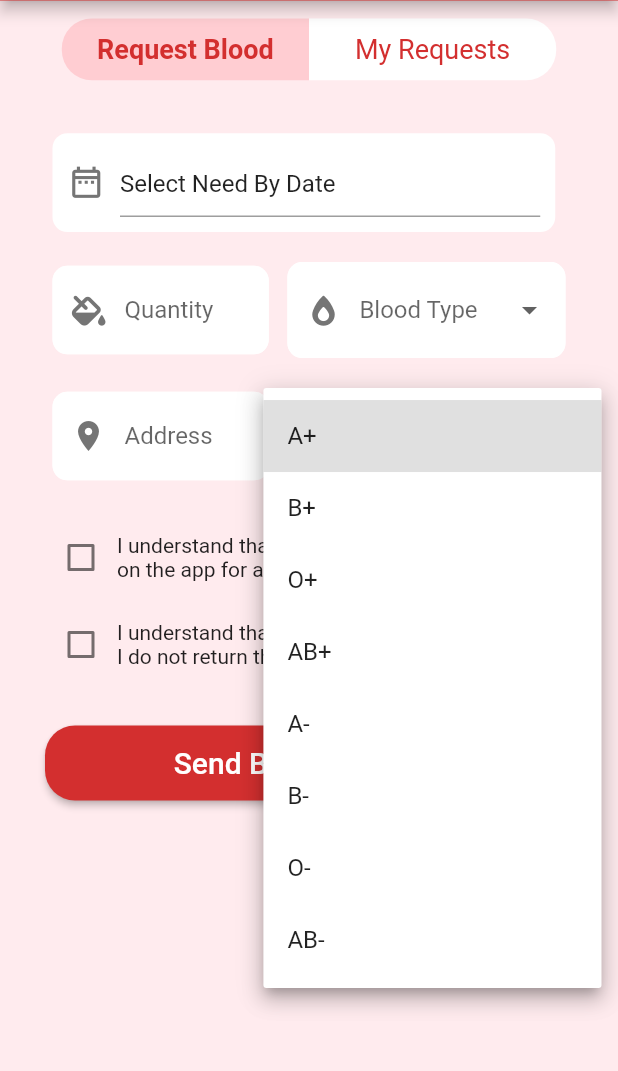
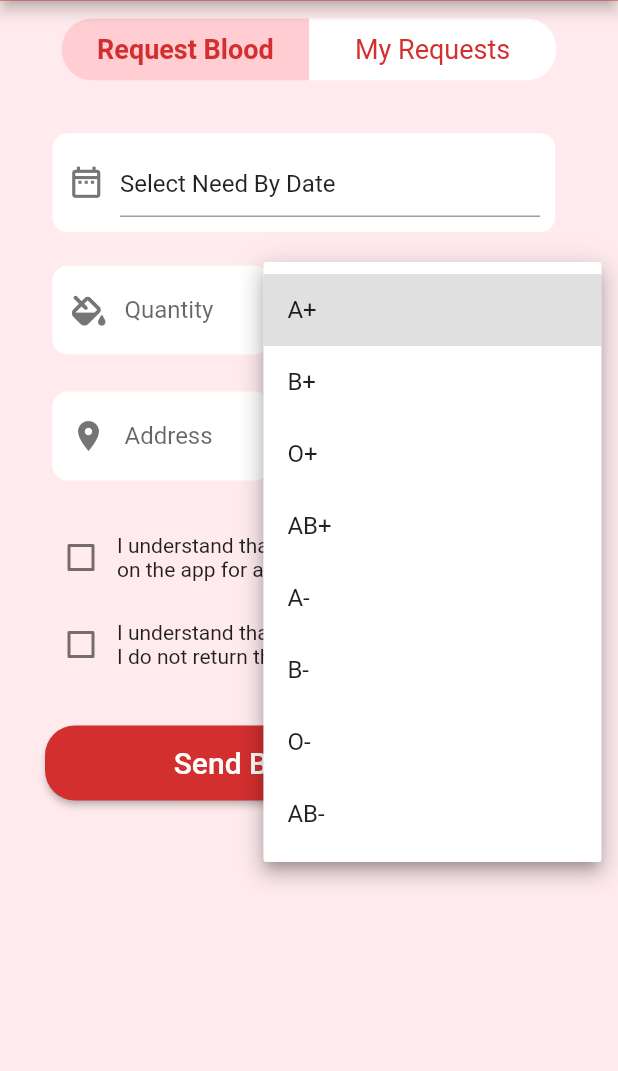
Before and after one commit to sidtuladhar/BloodNepal, a Flutter app: the Requests screen opened directly, after a tap on "Blood Group", on a phone screen of 412 x 824 dp, the part 127-1198 px from its top. Run offline on Flutter 3.47's test engine with Material 2 defaults, Android fonts, the phone set to English and light mode, and no system bars; our stand-ins replace datetime_picker_formfield_new, fl_chart, flutter_spinkit, font_awesome_flutter, hive, hive_flutter; missing offline and left inert: rounded_expansion_tile; accounts and stored records are empty.

```diff
--- a/lib/ui/widgets/requestblood.dart
+++ b/lib/ui/widgets/requestblood.dart
@@ -24,6 +24,10 @@ class _RequestBloodState extends State<RequestBlood> {
   DateTime value = DateTime.now();
 
   final FocusNode _focusNodeQuantity = FocusNode();
+  final FocusNode _focusNodeAddress = FocusNode();
+  final FocusNode _focusNodeNeedDate = FocusNode();
+  final FocusNode _focusNodeBloodType = FocusNode();
+  final FocusNode _focusNodeBloodGroup = FocusNode();
 
   final TextEditingController _controllerAddress = TextEditingController();
   final TextEditingController _controllerQuantity = TextEditingController();
@@ -58,7 +62,14 @@ class _RequestBloodState extends State<RequestBlood> {
                           width: MediaQuery.of(context).size.width * 0.68,
                           child: DateTimeField(
                             controller: _controllerNeedDate,
+                            focusNode: _focusNodeNeedDate,
                             format: DateFormat("MMM d, yyyy h:mm a"),
+                            validator: (value) {
+                              if (value == null) {
+                                return 'Please enter a date';
+                              }
+                              return null;
+                            },
                             onShowPicker: (context, currentValue) async {
                               await showCupertinoModalPopup(
                                   context: context,
@@ -93,6 +104,8 @@ class _RequestBloodState extends State<RequestBlood> {
                                   });
                               return value;
                             },
+                            onEditingComplete: () =>
+                                _focusNodeQuantity.requestFocus(),
                           ),
                         ),
                       ],
@@ -128,19 +141,24 @@ class _RequestBloodState extends State<RequestBlood> {
                             hintText: "Quantity",
                             hintStyle: const TextStyle(fontSize: 16)),
                         validator: (String? value) {
-                          if (value == null || value.isEmpty) {
+                          if (value == null ||
+                              value.isEmpty ||
+                              int.parse(value) < 1) {
                             return "Enter a valid quantity.";
                           }
                           return null;
                         },
+                        onEditingComplete: () =>
+                            _focusNodeBloodGroup.requestFocus(),
                       ),
                     ),
                     SizedBox(
                       width: MediaQuery.of(context).size.width * 0.45,
                       child: DropdownButtonFormField<String>(
+                        focusNode: _focusNodeBloodGroup,
                         decoration: InputDecoration(
-                            prefixIcon: Icon(FontAwesomeIcons.fireFlameSimple,
-                                color: Colors.grey[600], size: 20),
+                            prefixIcon: Icon(Icons.bloodtype_outlined,
+                                color: Colors.grey[600], size: 25.0),
                             enabledBorder: OutlineInputBorder(
                                 borderSide: const BorderSide(
                                     color: Colors.white, width: 1),
@@ -151,7 +169,7 @@ class _RequestBloodState extends State<RequestBlood> {
                                 borderRadius: BorderRadius.circular(10)),
                             fillColor: Colors.white,
                             filled: true,
-                            hintText: "Blood Type",
+                            hintText: "Blood Group",
                             hintStyle: const TextStyle(fontSize: 16)),
                         validator: (value) {
                           if (value == null || value.isEmpty) {
@@ -160,9 +178,14 @@ class _RequestBloodState extends State<RequestBlood> {
                           return null;
                         },
                         items: <String>[
-                          'Whole Blood',
-                          'Platelets',
-                          'Plasma',
+                          'A+',
+                          'B+',
+                          'O+',
+                          'AB+',
+                          'A-',
+                          'B-',
+                          'O-',
+                          'AB-',
                         ].map<DropdownMenuItem<String>>((String value) {
                           return DropdownMenuItem<String>(
                             value: value,
@@ -171,9 +194,9 @@ class _RequestBloodState extends State<RequestBlood> {
                                 textAlign: TextAlign.center),
                           );
                         }).toList(),
-                        value: _selectedBloodType,
+                        value: _selectedBloodGroup,
                         onChanged: (newValue) {
-                          _selectedBloodType = newValue!;
+                          _selectedBloodGroup = newValue!;
                           setState(() {
                             newValue;
                           });
@@ -187,10 +210,11 @@ class _RequestBloodState extends State<RequestBlood> {
             child: Row(
               mainAxisAlignment: MainAxisAlignment.spaceBetween,
               children: [
-                Container(
+                SizedBox(
                     width: MediaQuery.of(context).size.width * 0.35,
                     child: TextFormField(
                       controller: _controllerAddress,
+                      focusNode: _focusNodeAddress,
                       keyboardType: TextInputType.streetAddress,
                       decoration: InputDecoration(
                           prefixIcon:
@@ -213,13 +237,16 @@ class _RequestBloodState extends State<RequestBlood> {
                         }
                         return null;
                       },
+                      onEditingComplete: () =>
+                          _focusNodeBloodType.requestFocus(),
                     )),
                 SizedBox(
                   width: MediaQuery.of(context).size.width * 0.45,
                   child: DropdownButtonFormField<String>(
+                    focusNode: _focusNodeBloodType,
                     decoration: InputDecoration(
-                        prefixIcon: Icon(Icons.bloodtype_outlined,
-                            color: Colors.grey[600], size: 25.0),
+                        prefixIcon: Icon(FontAwesomeIcons.fireFlameSimple,
+                            color: Colors.grey[600], size: 20),
                         enabledBorder: OutlineInputBorder(
                             borderSide:
                                 const BorderSide(color: Colors.white, width: 1),
@@ -230,7 +257,7 @@ class _RequestBloodState extends State<RequestBlood> {
                             borderRadius: BorderRadius.circular(10)),
                         fillColor: Colors.white,
                         filled: true,
-                        hintText: "Blood Group",
+                        hintText: "Blood Type",
                         hintStyle: const TextStyle(fontSize: 16)),
                     validator: (value) {
                       if (value == null || value.isEmpty) {
@@ -239,14 +266,9 @@ class _RequestBloodState extends State<RequestBlood> {
                       return null;
                     },
                     items: <String>[
-                      'A+',
-                      'B+',
-                      'O+',
-                      'AB+',
-                      'A-',
-                      'B-',
-                      'O-',
-                      'AB-',
+                      'Whole Blood',
+                      'Platelets',
+                      'Plasma',
                     ].map<DropdownMenuItem<String>>((String value) {
                       return DropdownMenuItem<String>(
                         value: value,
@@ -255,9 +277,9 @@ class _RequestBloodState extends State<RequestBlood> {
                             textAlign: TextAlign.center),
                       );
                     }).toList(),
-                    value: _selectedBloodGroup,
+                    value: _selectedBloodType,
                     onChanged: (newValue) {
-                      _selectedBloodGroup = newValue!;
+                      _selectedBloodType = newValue!;
                       setState(() {
                         newValue;
                       });
```
